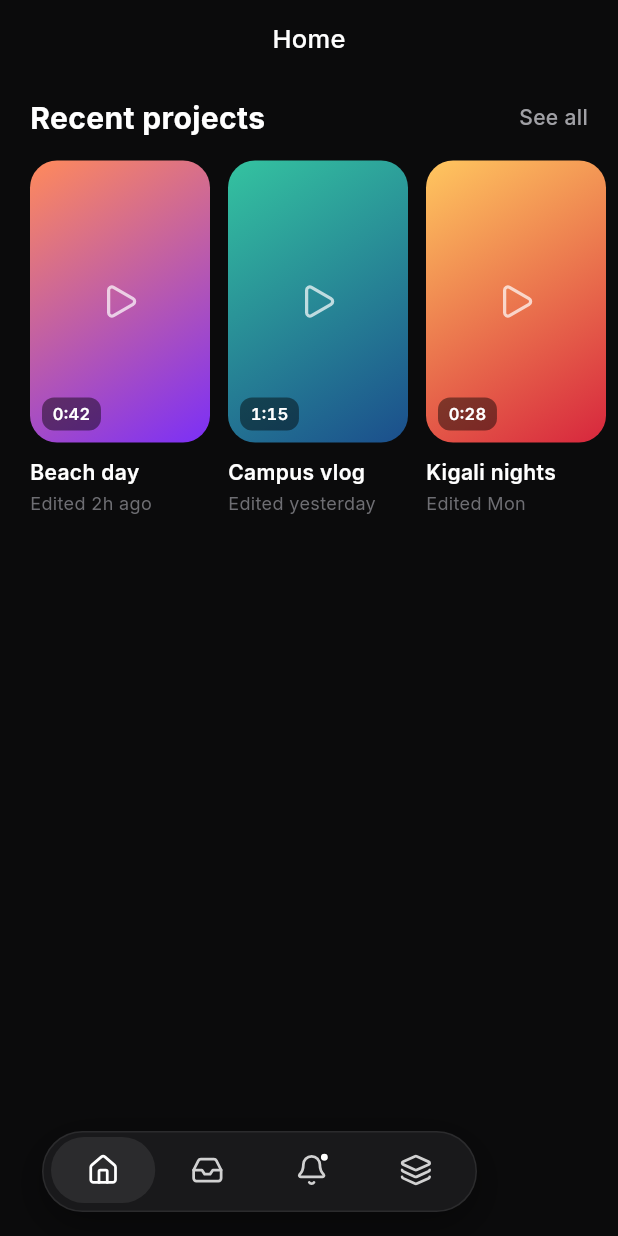
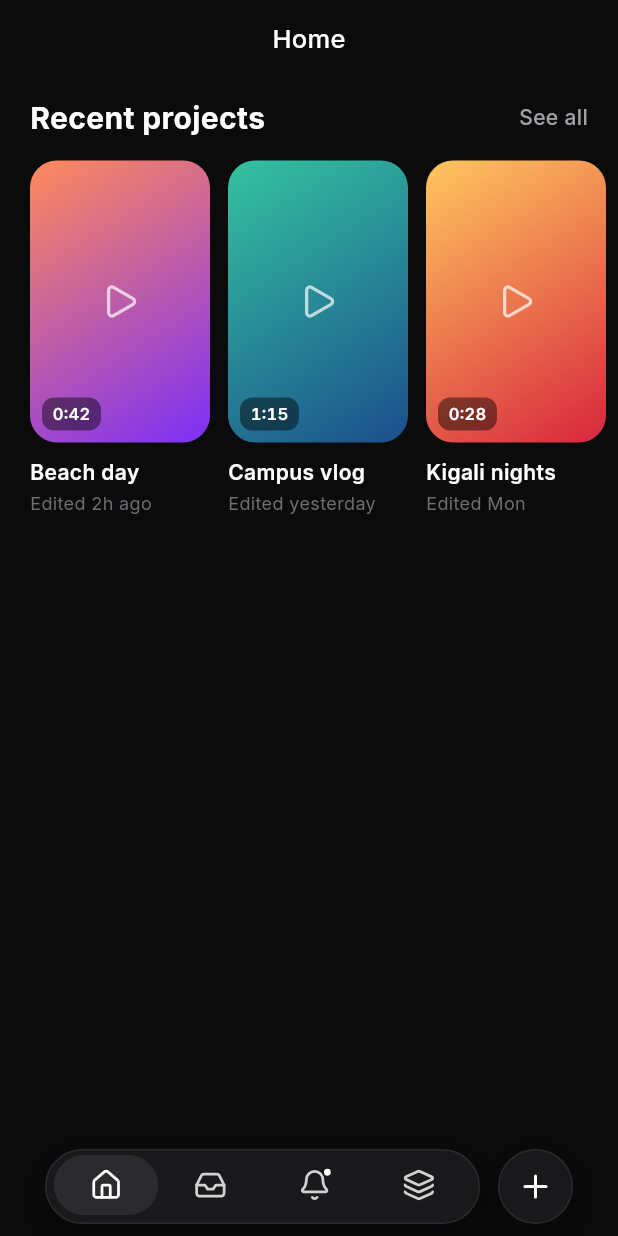
Before and after one commit to mugishamoses/mugisha-moses-animatedcontainer-presentation-, a Flutter app: the screen it shows after launch, on a phone screen of 412 x 824 dp. Run offline on Flutter 3.47's test engine with Material 3 defaults, Android fonts, the phone set to English and light mode, and no system bars; our stand-ins replace lucide_icons_flutter.

Commit message:
Morph bar into quick-actions panel with +/× toggle

```diff
--- /dev/null
+++ b/lib/models/quick_action.dart
@@ -0,0 +1,70 @@
+import 'package:flutter/widgets.dart';
+import 'package:lucide_icons_flutter/lucide_icons.dart';
+
+/// One button in the quick-actions panel.
+class QuickAction {
+  const QuickAction({required this.label, required this.message, this.icon});
+
+  final String label;
+
+  /// Shown in a snackbar after tapping, so every action visibly does something.
+  final String message;
+
+  /// null means the tile draws the "Aa" glyph instead of an icon (Text).
+  final IconData? icon;
+}
+
+/// The 11 actions from the reference design, in the same order.
+const List<QuickAction> quickActions = [
+  QuickAction(
+    label: 'Trim',
+    icon: LucideIcons.scissors,
+    message: 'Trim tool opened',
+  ),
+  QuickAction(
+    label: 'Crop',
+    icon: LucideIcons.crop,
+    message: 'Crop tool opened',
+  ),
+  QuickAction(
+    label: 'Enhance',
+    icon: LucideIcons.wandSparkles,
+    message: 'Auto-enhance applied',
+  ),
+  QuickAction(label: 'Text', message: 'Text layer added'),
+  QuickAction(
+    label: 'Audio',
+    icon: LucideIcons.music,
+    message: 'Audio library opened',
+  ),
+  QuickAction(
+    label: 'Speed',
+    icon: LucideIcons.rabbit,
+    message: 'Speed set to 2×',
+  ),
+  QuickAction(
+    label: 'Duplicate',
+    icon: LucideIcons.copy,
+    message: 'Clip duplicated',
+  ),
+  QuickAction(
+    label: 'Undo',
+    icon: LucideIcons.undo2,
+    message: 'Last edit undone',
+  ),
+  QuickAction(
+    label: 'Share',
+    icon: LucideIcons.share,
+    message: 'Share sheet opened',
+  ),
+  QuickAction(
+    label: 'Save',
+    icon: LucideIcons.bookmark,
+    message: 'Saved to drafts',
+  ),
+  QuickAction(
+    label: 'Delete',
+    icon: LucideIcons.trash2,
+    message: 'Clip moved to trash',
+  ),
+];
--- a/lib/screens/home_screen.dart
+++ b/lib/screens/home_screen.dart
@@ -2,9 +2,12 @@ import 'package:flutter/material.dart';
 
 import 'package:clipo/models/animation_settings.dart';
 import 'package:clipo/theme/app_colors.dart';
+import 'package:clipo/models/quick_action.dart';
+import 'package:clipo/widgets/action_grid.dart';
 import 'package:clipo/widgets/morphing_bar.dart';
 import 'package:clipo/widgets/nav_icons.dart';
 import 'package:clipo/widgets/recent_projects.dart';
+import 'package:clipo/widgets/toggle_button.dart';
 
 /// Home screen of the Clipo video editor.
 class HomeScreen extends StatefulWidget {
@@ -16,7 +19,16 @@ class HomeScreen extends StatefulWidget {
 
 class _HomeScreenState extends State<HomeScreen> {
   int _tab = 0;
+
+  /// The single piece of state that drives the whole morph.
+  bool _isOpen = false;
   final AnimationSettings _settings = AnimationSettings.polished;
+
+  void _toggle() => setState(() => _isOpen = !_isOpen);
+
+  void _runAction(QuickAction action) {
+    setState(() => _isOpen = false);
+  }
 
   @override
   Widget build(BuildContext context) {
@@ -55,18 +67,27 @@ class _HomeScreenState extends State<HomeScreen> {
               children: [
                 Expanded(
                   child: MorphingBar(
-                    isOpen: false,
+                    isOpen: _isOpen,
                     settings: _settings,
                     navigation: NavIcons(
                       selected: _tab,
-                      hidden: false,
+                      hidden: _isOpen,
                       settings: _settings,
                       onSelected: (i) => setState(() => _tab = i),
                     ),
-                    actions: const SizedBox.shrink(),
+                    actions: ActionGrid(
+                      visible: _isOpen,
+                      settings: _settings,
+                      onAction: _runAction,
+                    ),
                   ),
                 ),
-                const SizedBox(width: AppSizes.toggleGap + AppSizes.barHeight),
+                const SizedBox(width: AppSizes.toggleGap),
+                ToggleButton(
+                  isOpen: _isOpen,
+                  settings: _settings,
+                  onPressed: _toggle,
+                ),
               ],
             ),
           ),
--- a/lib/theme/app_colors.dart
+++ b/lib/theme/app_colors.dart
@@ -30,11 +30,11 @@ abstract final class AppColors {
 
 /// Sizes measured from the reference design (logical pixels).
 abstract final class AppSizes {
-  static const barHeight = 54.0;
-  static const panelHeight = 236.0;
-  static const panelRadius = 24.0;
-  static const barSideMargin = 28.0;
-  static const barBottomMargin = 16.0;
+  static const barHeight = 50.0;
+  static const panelHeight = 258.0;
+  static const panelRadius = 22.0;
+  static const barSideMargin = 30.0;
+  static const barBottomMargin = 8.0;
   static const toggleGap = 12.0;
   static const tileSize = 54.0;
   static const tileRadius = 15.0;
--- /dev/null
+++ b/lib/widgets/action_grid.dart
@@ -0,0 +1,60 @@
+import 'package:flutter/material.dart';
+
+import 'package:clipo/models/animation_settings.dart';
+import 'package:clipo/models/quick_action.dart';
+import 'package:clipo/widgets/action_tile.dart';
+
+/// The 11 quick actions laid out 4 per row, as in the reference design.
+class ActionGrid extends StatelessWidget {
+  const ActionGrid({
+    super.key,
+    required this.visible,
+    required this.settings,
+    required this.onAction,
+  });
+
+  static const int columns = 4;
+
+  final bool visible;
+  final AnimationSettings settings;
+  final ValueChanged<QuickAction> onAction;
+
+  @override
+  Widget build(BuildContext context) {
+    final rows = <List<QuickAction>>[
+      for (var i = 0; i < quickActions.length; i += columns)
+        quickActions.sublist(i, (i + columns).clamp(0, quickActions.length)),
+    ];
+
+    return IgnorePointer(
+      ignoring: !visible,
+      child: AnimatedOpacity(
+        duration: settings.duration,
+        opacity: visible ? 1 : 0,
+        child: Padding(
+          padding: const EdgeInsets.fromLTRB(6, 14, 6, 12),
+          child: Column(
+            mainAxisAlignment: MainAxisAlignment.spaceBetween,
+            children: [
+              for (final row in rows)
+                Row(
+                  children: [
+                    // Each column gets an equal share of the panel's width.
+                    for (var c = 0; c < columns; c++)
+                      Expanded(
+                        child: c < row.length
+                            ? ActionTile(
+                                action: row[c],
+                                onTap: () => onAction(row[c]),
+                              )
+                            : const SizedBox.shrink(),
+                      ),
+                  ],
+                ),
+            ],
+          ),
+        ),
+      ),
+    );
+  }
+}
--- /dev/null
+++ b/lib/widgets/action_tile.dart
@@ -0,0 +1,63 @@
+import 'package:flutter/material.dart';
+
+import 'package:clipo/models/quick_action.dart';
+import 'package:clipo/theme/app_colors.dart';
+
+/// A rounded icon square with its caption underneath.
+class ActionTile extends StatelessWidget {
+  const ActionTile({super.key, required this.action, required this.onTap});
+
+  final QuickAction action;
+  final VoidCallback onTap;
+
+  @override
+  Widget build(BuildContext context) {
+    return GestureDetector(
+      onTap: onTap,
+      behavior: HitTestBehavior.opaque,
+      child: Semantics(
+        button: true,
+        label: action.label,
+        excludeSemantics: true,
+        child: Column(
+          children: [
+            Container(
+              width: AppSizes.tileSize,
+              height: AppSizes.tileSize,
+              decoration: BoxDecoration(
+                color: AppColors.tile,
+                borderRadius: BorderRadius.circular(AppSizes.tileRadius),
+              ),
+              alignment: Alignment.center,
+              child: _glyph(),
+            ),
+            const SizedBox(height: 6),
+            Text(
+              action.label,
+              maxLines: 1,
+              softWrap: false,
+              overflow: TextOverflow.visible,
+              style: const TextStyle(
+                fontSize: 12,
+                height: 1,
+                color: AppColors.textSecondary,
+                fontWeight: FontWeight.w500,
+              ),
+            ),
+          ],
+        ),
+      ),
+    );
+  }
+
+  Widget _glyph() {
+    final icon = action.icon;
+    if (icon == null) {
+      return const Text(
+        'Aa',
+        style: TextStyle(fontSize: 22, fontWeight: FontWeight.w500, height: 1),
+      );
+    }
+    return Icon(icon, size: 25, color: Colors.white);
+  }
+}
--- a/lib/widgets/recent_projects.dart
+++ b/lib/widgets/recent_projects.dart
@@ -36,7 +36,7 @@ class RecentProjects extends StatelessWidget {
         ),
         const SizedBox(height: 14),
         SizedBox(
-          height: 236,
+          height: 250,
           child: ListView.separated(
             padding: const EdgeInsets.symmetric(horizontal: 20),
             scrollDirection: Axis.horizontal,
--- /dev/null
+++ b/lib/widgets/toggle_button.dart
@@ -0,0 +1,81 @@
+import 'package:flutter/material.dart';
+import 'package:flutter/services.dart';
+import 'package:lucide_icons_flutter/lucide_icons.dart';
+
+import 'package:clipo/models/animation_settings.dart';
+import 'package:clipo/theme/app_colors.dart';
+
+/// The round button beside the bar. Its + turns 45° into an × when open.
+class ToggleButton extends StatefulWidget {
+  const ToggleButton({
+    super.key,
+    required this.isOpen,
+    required this.settings,
+    required this.onPressed,
+  });
+
+  final bool isOpen;
+  final AnimationSettings settings;
+  final VoidCallback onPressed;
+
+  @override
+  State<ToggleButton> createState() => _ToggleButtonState();
+}
+
+class _ToggleButtonState extends State<ToggleButton> {
+  bool _pressed = false;
+
+  @override
+  Widget build(BuildContext context) {
+    final label = widget.isOpen ? 'Close quick actions' : 'Open quick actions';
+
+    return Semantics(
+      button: true,
+      label: label,
+      child: Tooltip(
+        message: label,
+        child: GestureDetector(
+          onTapDown: (_) => setState(() => _pressed = true),
+          onTapCancel: () => setState(() => _pressed = false),
+          onTapUp: (_) => setState(() => _pressed = false),
+          onTap: () {
+            HapticFeedback.lightImpact();
+            widget.onPressed();
+          },
+          child: AnimatedScale(
+            duration: const Duration(milliseconds: 120),
+            scale: _pressed ? 0.9 : 1,
+            child: Container(
+              width: AppSizes.barHeight,
+              height: AppSizes.barHeight,
+              decoration: BoxDecoration(
+                color: AppColors.glass,
+                shape: BoxShape.circle,
+                border: Border.all(color: AppColors.glassBorder),
+                boxShadow: const [
+                  BoxShadow(
+                    color: Color(0x66000000),
+                    blurRadius: 24,
+                    offset: Offset(0, 8),
+                  ),
+                ],
+              ),
+              // Uses the same duration and curve as the bar so they move
+              // together; 0.125 turns = 45°.
+              child: AnimatedRotation(
+                duration: widget.settings.duration,
+                curve: widget.settings.curve,
+                turns: widget.isOpen ? 0.125 : 0,
+                child: const Icon(
+                  LucideIcons.plus,
+                  size: 24,
+                  color: Colors.white,
+                ),
+              ),
+            ),
+          ),
+        ),
+      ),
+    );
+  }
+}
```
